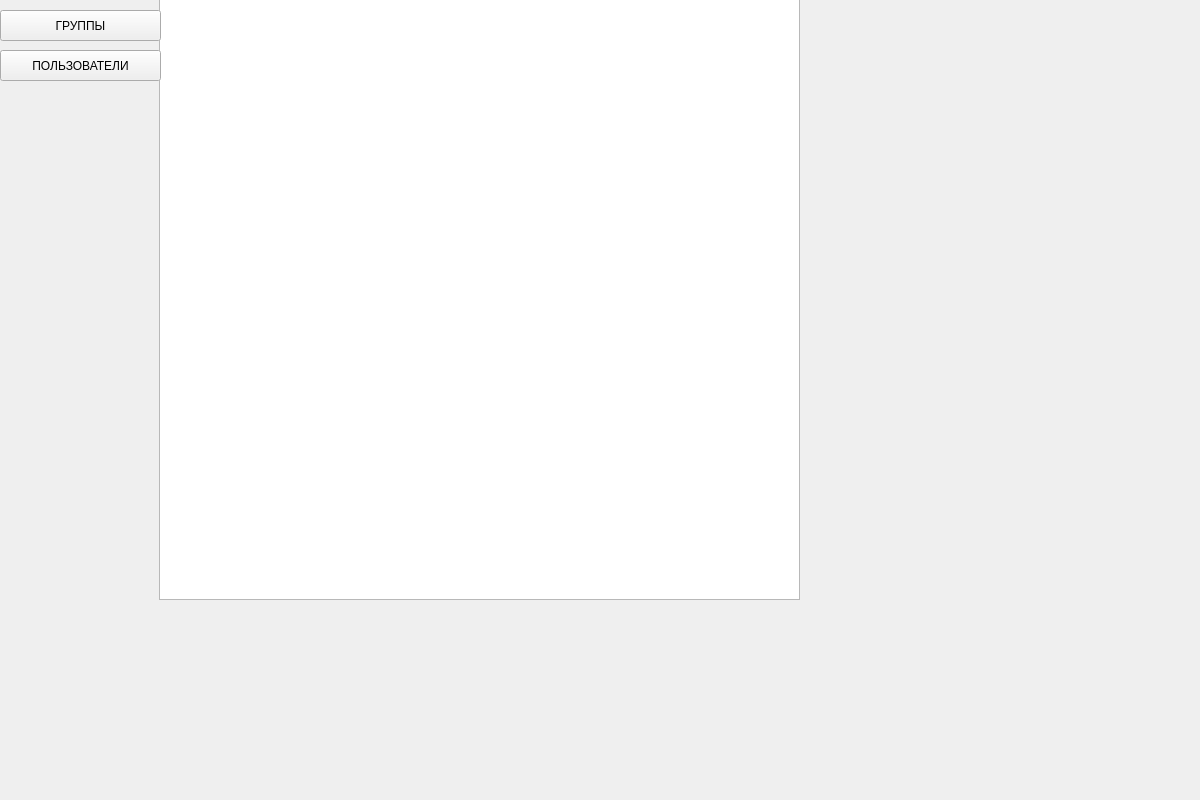
This is sprots_club/mainwindow.ui in EL0re/SEM5_VPICMV_COURSEWORK as Qt 5 draws it before an edit. The edited form follows.
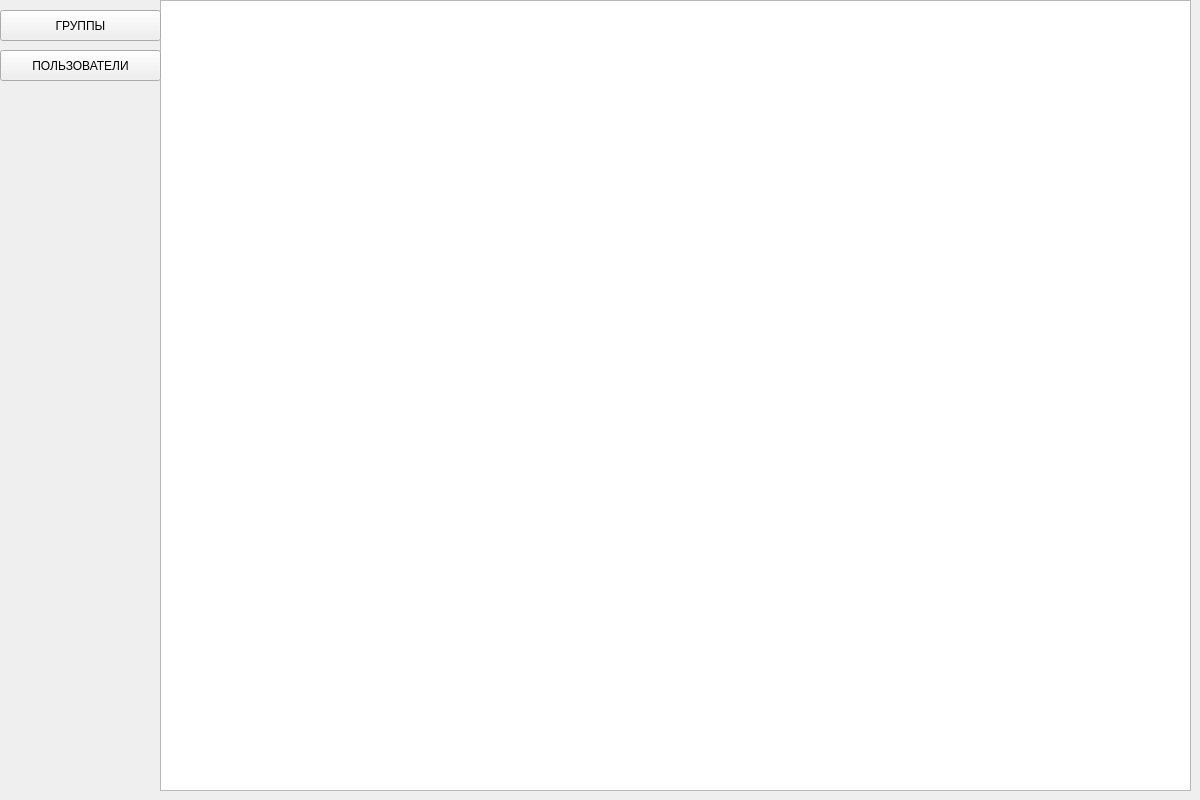
This is the edited form.

```diff
--- a/sprots_club/mainwindow.ui
+++ b/sprots_club/mainwindow.ui
@@ -17,10 +17,10 @@
    <widget class="QTableView" name="tableView">
     <property name="geometry">
      <rect>
-      <x>159</x>
-      <y>-1</y>
-      <width>641</width>
-      <height>601</height>
+      <x>160</x>
+      <y>0</y>
+      <width>1031</width>
+      <height>791</height>
      </rect>
     </property>
    </widget>
```
